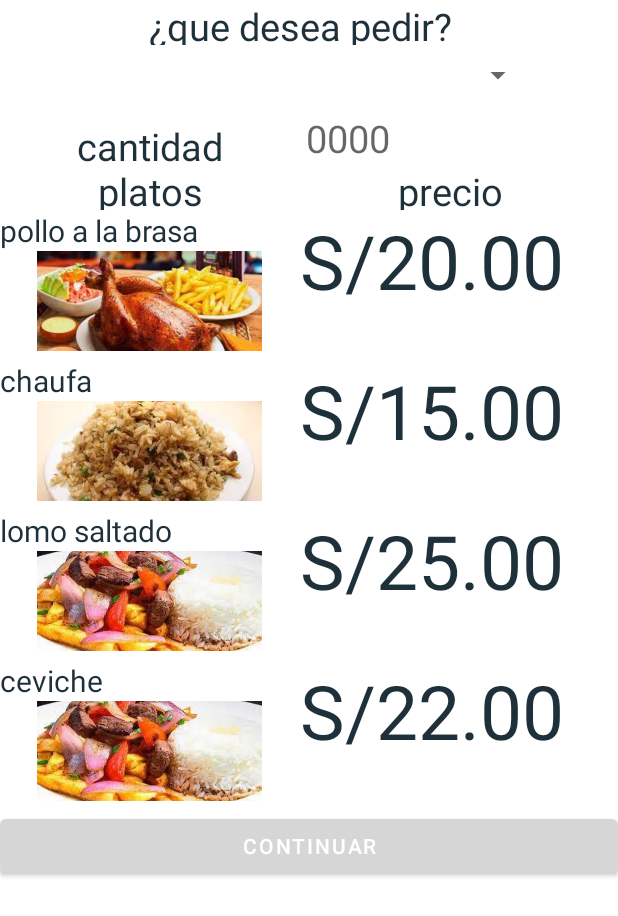
After one commit to desk89/Restaurante_UNS, an Android app: the layout fragment_interfaz_cliente.xml on its own in the app's theme, with its tools: preview values and no code run, on a phone screen of 412 x 824 dp. The commit adds this screen. Shown: the top 916 px of the screen. Run offline under Robolectric (Android 15) with nearby library versions, the phone set to English and light mode, and no system bars.

Commit message:
lista_pedidos con lista desplegable

```diff
--- a/app/src/main/java/com/example/restauranteuns/MainActivity.kt
+++ b/app/src/main/java/com/example/restauranteuns/MainActivity.kt
@@ -2,10 +2,17 @@ package com.example.restauranteuns
 
 import androidx.appcompat.app.AppCompatActivity
 import android.os.Bundle
+import android.widget.ArrayAdapter
+import android.widget.Spinner
 
 class MainActivity : AppCompatActivity() {
+
     override fun onCreate(savedInstanceState: Bundle?) {
         super.onCreate(savedInstanceState)
         setContentView(R.layout.activity_main)
+        val spinner=findViewById<Spinner>(R.id.spinner)
+        var listo= listOf("pollo a la brasa","chaufa","lomo saltado","ceviche")
+        val adaptador=ArrayAdapter(this,android.R.layout.simple_spinner_item,listo)
+        spinner.adapter=adaptador
     }
 }
--- /dev/null
+++ b/app/src/main/res/layout/fragment_interfaz_cliente.xml
@@ -0,0 +1,304 @@
+<?xml version="1.0" encoding="utf-8"?>
+<androidx.constraintlayout.widget.ConstraintLayout xmlns:android="http://schemas.android.com/apk/res/android"
+    android:layout_width="match_parent"
+    android:layout_height="match_parent"
+    android:orientation="vertical">
+    <LinearLayout
+        android:layout_width="match_parent"
+        android:layout_height="wrap_content"
+        android:layout_constraintBottom_toBottomOf="parent"
+        android:layout_constraintEnd_toEndOf="parent"
+        android:layout_constraintStart_toStartOf="parent"
+        android:layout_constraintTop_toTopOf="parent"
+        android:orientation="vertical">
+        <TextView
+            android:id="@+id/preguntapedido"
+            android:layout_width="400sp"
+            android:layout_height="30sp"
+            android:text="¿que desea pedir?"
+            android:gravity="center_horizontal"
+            android:textSize="25sp"
+            android:textColor="@color/colorPrimaryDark"
+            android:ellipsize="end"
+            android:lines="1"/>
+        <Spinner
+            android:id="@+id/spinner"
+            android:layout_width="300sp"
+            android:layout_height="40sp"
+            android:layout_gravity="center_horizontal"/>
+
+    <LinearLayout
+        android:layout_width="400dp"
+        android:layout_height="40sp"
+
+        android:orientation="horizontal">
+        <TextView
+            android:id="@+id/cantidad"
+            android:layout_width="200sp"
+            android:layout_height="30sp"
+            android:text="cantidad"
+            android:gravity="center_horizontal"
+            android:textSize="25sp"
+            android:textColor="@color/colorPrimaryDark"
+            />
+        <EditText
+            android:layout_width="200sp"
+            android:layout_height="50sp"
+            android:hint="0000"
+            android:gravity="left"
+            android:textSize="25sp"/>
+
+        </LinearLayout>
+
+        <LinearLayout
+            android:layout_width="400dp"
+            android:layout_height="30sp"
+
+            android:orientation="horizontal">
+
+            <TextView
+                android:id="@+id/clienteplatos"
+                android:layout_width="200sp"
+                android:layout_height="wrap_content"
+                android:text="platos"
+                android:gravity="center_horizontal"
+                android:textSize="25sp"
+                android:textColor="@color/colorPrimaryDark"
+                android:ellipsize="end"
+                android:lines="1"/>
+
+
+            <TextView
+                android:id="@+id/clienteprecio"
+                android:layout_width="match_parent"
+                android:layout_height="wrap_content"
+                android:text="precio"
+                android:gravity="center_horizontal"
+                android:textSize="25sp"
+                android:textColor="@color/colorPrimaryDark"
+                android:ellipsize="end"
+                android:lines="1"/>
+
+        </LinearLayout>
+    <LinearLayout
+        android:layout_width="400dp"
+        android:layout_height="wrap_content"
+        android:layout_weight="1"
+        android:orientation="horizontal">
+        <LinearLayout
+            android:layout_width="200dp"
+            android:layout_height="100dp"
+            android:layout_weight="1"
+            android:orientation="vertical">
+            <TextView
+                android:id="@+id/clienteplato1"
+                android:layout_width="200dp"
+                android:layout_height="wrap_content"
+                android:text="pollo a la brasa"
+                android:layout_gravity="center_horizontal"
+                android:textSize="20dp"
+                android:textColor="@color/colorPrimaryDark"
+                android:ellipsize="end"
+                android:lines="1"/>
+            <ImageView
+                android:layout_width="150dp"
+                android:layout_height="30pt"
+                android:src="@drawable/pollo"
+                android:layout_gravity="center_horizontal"
+                android:scaleType="centerCrop"
+                />
+
+
+
+        </LinearLayout>
+        <LinearLayout
+            android:layout_width="200dp"
+            android:layout_height="100dp"
+            android:layout_weight="1"
+            android:layout_gravity="bottom"
+            android:orientation="vertical">
+            <TextView
+                android:id="@+id/precio1"
+                android:layout_width="match_parent"
+                android:layout_height="match_parent"
+                android:text="S/20.00"
+                android:textSize="50dp"
+                android:textColor="@color/colorPrimaryDark"
+                android:layout_gravity="left"
+
+                android:lines="1"/>
+
+        </LinearLayout>
+
+
+    </LinearLayout>
+        <LinearLayout
+            android:layout_width="400dp"
+            android:layout_height="wrap_content"
+            android:layout_weight="1"
+            android:orientation="horizontal">
+            <LinearLayout
+                android:layout_width="200dp"
+                android:layout_height="100dp"
+                android:layout_weight="1"
+                android:orientation="vertical">
+                <TextView
+                    android:id="@+id/clienteplato2"
+                    android:layout_width="200dp"
+                    android:layout_height="wrap_content"
+                    android:text="chaufa"
+
+                    android:textSize="20dp"
+                    android:textColor="@color/colorPrimaryDark"
+                    android:ellipsize="end"
+                    android:lines="1"/>
+                <ImageView
+                    android:layout_width="150dp"
+                    android:layout_height="30pt"
+                    android:src="@drawable/chaufa"
+                    android:scaleType="centerCrop"
+                    android:layout_gravity="center_horizontal"
+                    />
+
+
+
+            </LinearLayout>
+            <LinearLayout
+                android:layout_width="200dp"
+                android:layout_height="100dp"
+                android:layout_weight="1"
+                android:layout_gravity="bottom"
+                android:orientation="vertical">
+                <TextView
+                    android:id="@+id/precio2"
+                    android:layout_width="match_parent"
+                    android:layout_height="match_parent"
+
+                    android:text="S/15.00"
+                    android:textSize="50dp"
+                    android:textColor="@color/colorPrimaryDark"
+                    android:layout_gravity="left"
+
+                    android:lines="1"/>
+
+            </LinearLayout>
+
+
+        </LinearLayout>
+        <LinearLayout
+            android:layout_width="400dp"
+            android:layout_height="wrap_content"
+            android:layout_weight="1"
+            android:orientation="horizontal">
+            <LinearLayout
+                android:layout_width="200dp"
+                android:layout_height="100dp"
+                android:layout_weight="1"
+                android:orientation="vertical">
+                <TextView
+                    android:id="@+id/clienteplato3"
+                    android:layout_width="200dp"
+                    android:layout_height="wrap_content"
+                    android:text="lomo saltado"
+                    android:textSize="20dp"
+                    android:textColor="@color/colorPrimaryDark"
+                    android:ellipsize="end"
+                    android:lines="1"/>
+                <ImageView
+                    android:layout_width="150dp"
+                    android:layout_height="30pt"
+                    android:src="@drawable/lomo_saltado"
+                    android:layout_gravity="center_horizontal"
+                    android:scaleType="centerCrop"
+                    />
+
+
+
+            </LinearLayout>
+            <LinearLayout
+                android:layout_width="200dp"
+                android:layout_height="100dp"
+                android:layout_weight="1"
+                android:layout_gravity="bottom"
+                android:orientation="vertical">
+                <TextView
+                    android:id="@+id/precio3"
+                    android:layout_width="match_parent"
+                    android:layout_height="match_parent"
+
+                    android:text="S/25.00"
+                    android:textSize="50dp"
+                    android:textColor="@color/colorPrimaryDark"
+                    android:layout_gravity="left"
+
+                    android:lines="1"/>
+
+            </LinearLayout>
+
+
+        </LinearLayout>
+        <LinearLayout
+            android:layout_width="400dp"
+            android:layout_height="wrap_content"
+            android:layout_weight="1"
+            android:orientation="horizontal">
+            <LinearLayout
+                android:layout_width="200dp"
+                android:layout_height="100dp"
+                android:layout_weight="1"
+                android:orientation="vertical">
+                <TextView
+                    android:id="@+id/clienteplato4"
+                    android:layout_width="200dp"
+                    android:layout_height="wrap_content"
+                    android:text="ceviche"
+                    android:textSize="20dp"
+                    android:textColor="@color/colorPrimaryDark"
+                    android:ellipsize="end"
+                    android:lines="1"/>
+                <ImageView
+                    android:layout_width="150dp"
+                    android:layout_height="30pt"
+                    android:layout_gravity="center_horizontal"
+                    android:src="@drawable/ceviche"
+                    android:scaleType="centerCrop"
+                    />
+
+
+
+            </LinearLayout>
+            <LinearLayout
+                android:layout_width="200dp"
+                android:layout_height="100dp"
+                android:layout_weight="1"
+                android:layout_gravity="bottom"
+                android:orientation="vertical">
+                <TextView
+                    android:id="@+id/tvItemScheduleConfrenceName"
+                    android:layout_width="match_parent"
+                    android:layout_height="match_parent"
+
+                    android:text="S/22.00"
+                    android:textSize="50dp"
+                    android:textColor="@color/colorPrimaryDark"
+                    android:layout_gravity="left"
+
+                    android:lines="1"/>
+
+            </LinearLayout>
+
+
+        </LinearLayout>
+        <Button
+            android:layout_width="match_parent"
+            android:layout_height="match_parent"
+            android:text="continuar">
+
+        </Button>
+
+
+
+    </LinearLayout>
+
+
+</androidx.constraintlayout.widget.ConstraintLayout>
```
